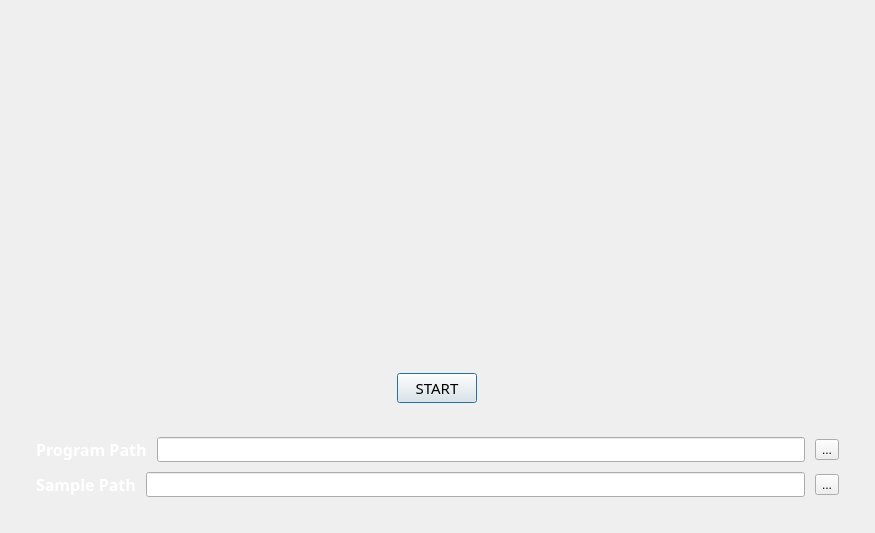
Qt form ui/main.ui (dnsdudrla97/Fuzz) before a commit.
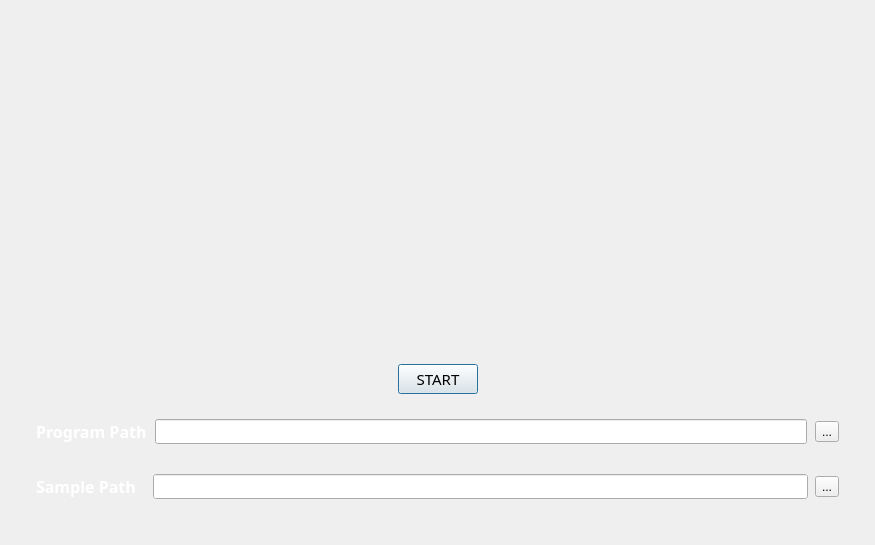
The same form after that commit. Icons and pictures are not drawn.

```diff
--- a/ui/main.ui
+++ b/ui/main.ui
@@ -7,7 +7,7 @@
     <x>0</x>
     <y>0</y>
     <width>875</width>
-    <height>533</height>
+    <height>545</height>
    </rect>
   </property>
   <property name="windowTitle">
@@ -30,7 +30,7 @@
      <property name="currentIndex">
       <number>0</number>
      </property>
-     <widget class="QWidget" name="verticalStackedWidgetPage1" native="true">
+     <widget class="QWidget" name="verticalStackedWidgetPage1">
       <layout class="QVBoxLayout" name="verticalLayout_2" stretch="0">
        <property name="spacing">
         <number>10</number>
@@ -56,7 +56,7 @@
             </widget>
            </item>
            <item>
-            <spacer name="verticalSpacer_2">
+            <spacer name="verticalSpacer">
              <property name="orientation">
               <enum>Qt::Vertical</enum>
              </property>
@@ -68,7 +68,31 @@
              </property>
             </spacer>
            </item>
-           <item alignment="Qt::AlignHCenter|Qt::AlignVCenter">
+           <item>
+            <layout class="QHBoxLayout" name="horizontalLayout_8">
+             <property name="spacing">
+              <number>10</number>
+             </property>
+             <property name="leftMargin">
+              <number>300</number>
+             </property>
+             <property name="rightMargin">
+              <number>300</number>
+             </property>
+             <item>
+              <spacer name="horizontalSpacer_2">
+               <property name="orientation">
+                <enum>Qt::Horizontal</enum>
+               </property>
+               <property name="sizeHint" stdset="0">
+                <size>
+                 <width>40</width>
+                 <height>20</height>
+                </size>
+               </property>
+              </spacer>
+             </item>
+             <item>
             <widget class="QPushButton" name="btn_main_3">
              <property name="font">
               <font>
@@ -82,20 +106,19 @@
             </widget>
            </item>
            <item>
-            <spacer name="verticalSpacer">
+              <spacer name="horizontalSpacer_3">
              <property name="orientation">
-              <enum>Qt::Vertical</enum>
-             </property>
-             <property name="sizeType">
-              <enum>QSizePolicy::Maximum</enum>
+                <enum>Qt::Horizontal</enum>
              </property>
              <property name="sizeHint" stdset="0">
               <size>
-               <width>17</width>
-               <height>19</height>
+                 <width>40</width>
+                 <height>20</height>
               </size>
              </property>
             </spacer>
+             </item>
+            </layout>
            </item>
           </layout>
          </item>
@@ -108,6 +131,17 @@
             <layout class="QVBoxLayout" name="verticalLayout_5">
              <item>
               <layout class="QHBoxLayout" name="horizontalLayout">
+               <property name="spacing">
+                <number>8</number>
+               </property>
+               <property name="topMargin">
+                <number>10</number>
+               </property>
+               <property name="bottomMargin">
+                <number>10</number>
+               </property>
+               <item>
+                <layout class="QVBoxLayout" name="verticalLayout_6">
                <item>
                 <widget class="QLabel" name="label_program_path">
                  <property name="font">
@@ -124,6 +158,8 @@
                  </property>
                 </widget>
                </item>
+                </layout>
+               </item>
                <item>
                 <widget class="QLineEdit" name="edit_main_1">
                  <property name="font">
@@ -131,10 +167,28 @@
                    <family>Samsung Sans</family>
                   </font>
                  </property>
+                 <property name="mouseTracking">
+                  <bool>true</bool>
+                 </property>
+                 <property name="autoFillBackground">
+                  <bool>true</bool>
+                 </property>
+                 <property name="styleSheet">
+                  <string notr="true">border-color: rgb(255, 255, 255);</string>
+                 </property>
+                 <property name="dragEnabled">
+                  <bool>true</bool>
+                 </property>
+                 <property name="readOnly">
+                  <bool>true</bool>
+                 </property>
                 </widget>
                </item>
                <item>
                 <widget class="QToolButton" name="btn_main_1">
+                 <property name="mouseTracking">
+                  <bool>true</bool>
+                 </property>
                  <property name="text">
                   <string>...</string>
                  </property>
@@ -144,6 +198,17 @@
              </item>
              <item>
               <layout class="QHBoxLayout" name="horizontalLayout_2">
+               <property name="spacing">
+                <number>7</number>
+               </property>
+               <property name="topMargin">
+                <number>10</number>
+               </property>
+               <property name="bottomMargin">
+                <number>10</number>
+               </property>
+               <item>
+                <layout class="QHBoxLayout" name="horizontalLayout_7">
                <item>
                 <widget class="QLabel" name="label_sample_path">
                  <property name="font">
@@ -156,9 +221,27 @@
                   <string>&lt;html&gt;&lt;head/&gt;&lt;body&gt;&lt;p&gt;&lt;span style=&quot; font-weight:600; color:#ffffff;&quot;&gt;Sample Path&lt;/span&gt;&lt;/p&gt;&lt;/body&gt;&lt;/html&gt;</string>
                  </property>
                  <property name="margin">
-                  <number>5</number>
-                 </property>
-                </widget>
+                    <number>0</number>
+                   </property>
+                  </widget>
+                 </item>
+                </layout>
+               </item>
+               <item>
+                <spacer name="horizontalSpacer">
+                 <property name="orientation">
+                  <enum>Qt::Horizontal</enum>
+                 </property>
+                 <property name="sizeType">
+                  <enum>QSizePolicy::Fixed</enum>
+                 </property>
+                 <property name="sizeHint" stdset="0">
+                  <size>
+                   <width>10</width>
+                   <height>20</height>
+                  </size>
+                 </property>
+                </spacer>
                </item>
                <item>
                 <widget class="QLineEdit" name="edit_main_2">
@@ -168,7 +251,16 @@
                   </font>
                  </property>
                  <property name="mouseTracking">
-                  <bool>false</bool>
+                  <bool>true</bool>
+                 </property>
+                 <property name="autoFillBackground">
+                  <bool>true</bool>
+                 </property>
+                 <property name="dragEnabled">
+                  <bool>true</bool>
+                 </property>
+                 <property name="readOnly">
+                  <bool>true</bool>
                  </property>
                 </widget>
                </item>
```
Lines whose indentation alone changed are shown as unchanged.
